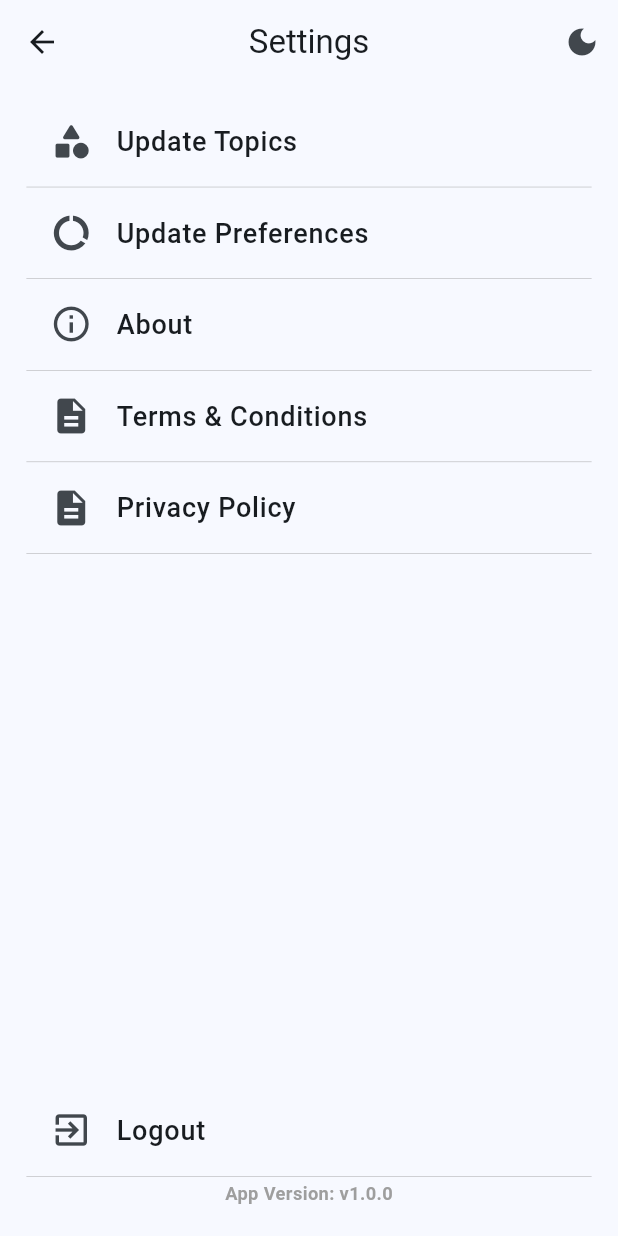
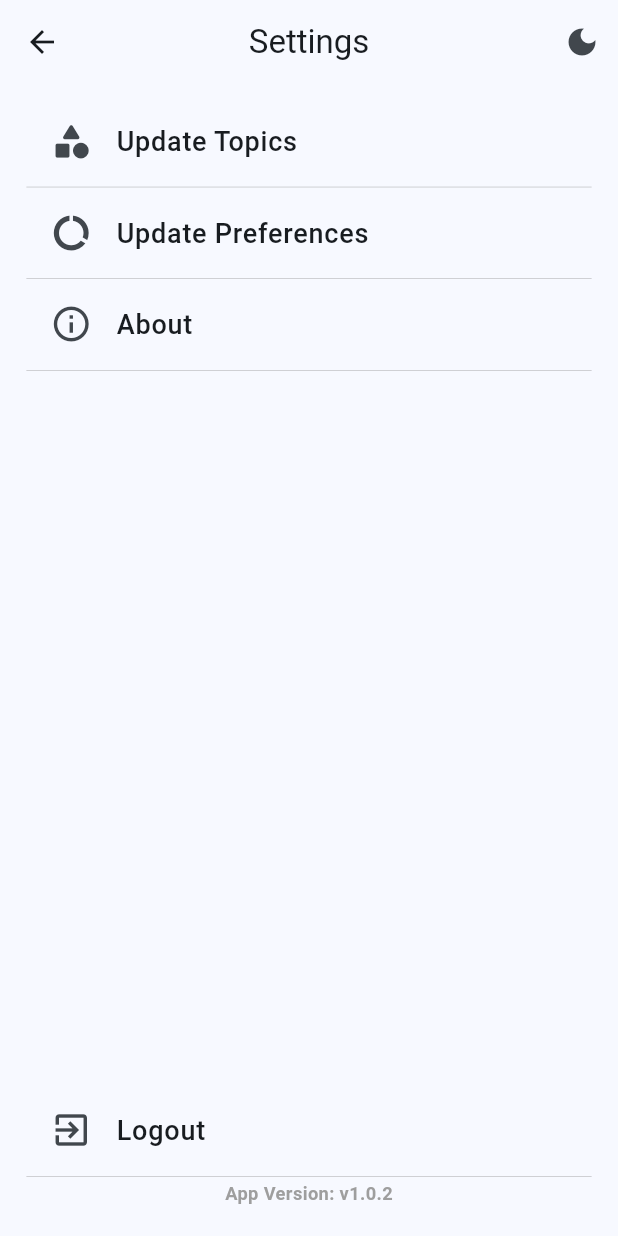
Before and after one commit to vp21-sudo/try_this, a Flutter app: the SettingsPage screen opened by its route, on a phone screen of 412 x 824 dp. Run offline on Flutter 3.47's test engine with Material 3 defaults, Android fonts, the phone set to English and light mode, and no system bars; our stand-ins replace flutter_markdown, flutter_screenutil, get, shared_preferences; accounts and stored records are empty.

Commit message:
release 1.0.2

```diff
--- a/lib/main.dart
+++ b/lib/main.dart
@@ -19,7 +19,6 @@ void main() async {
   WidgetsFlutterBinding.ensureInitialized();
   await loadThemePreference();
   String initialRoute = await getInitialRoute();
-  print(initialRoute);
   runApp(MyApp(initialRoute: initialRoute));
 }
 
--- a/lib/pages/settings_page.dart
+++ b/lib/pages/settings_page.dart
@@ -53,18 +53,8 @@ class SettingsPage extends StatelessWidget {
                     SettingsOptionWidget(
                       title: "About",
                       icon: Icons.info_outline,
-                      onTap: () => Get.snackbar("App Info", "Try This v1.0.0",
+                      onTap: () => Get.snackbar("App Info", "Try This v1.0.2",
                           snackPosition: SnackPosition.TOP),
-                    ),
-                    SettingsOptionWidget(
-                      title: "Terms & Conditions",
-                      icon: Icons.description,
-                      onTap: () => (Get.toNamed("/terms")),
-                    ),
-                    SettingsOptionWidget(
-                      title: "Privacy Policy",
-                      icon: Icons.description,
-                      onTap: () => (Get.toNamed("/privacy")),
                     ),
                   ],
                 ),
@@ -83,7 +73,7 @@ class SettingsPage extends StatelessWidget {
                         },
                       ),
                       Text(
-                        "App Version: v1.0.0",
+                        "App Version: v1.0.2",
                         style: TextStyle(
                           color: Colors.grey,
                           fontSize: 12.sp,
--- a/lib/utils/url.dart
+++ b/lib/utils/url.dart
@@ -4,8 +4,5 @@ Future<void> launchURL(String url) async {
   Uri uri = Uri.parse(url);
   if (await canLaunchUrl(uri)) {
     await launchUrl(uri, mode: LaunchMode.externalApplication);
-  } else {
-    print(await canLaunchUrl(uri));
-    print("could not launch URL:$uri");
-  }
+  } else {}
 }
```
Also changed, not shown: pubspec.yaml (+8 -71 lines), pubspec.lock, 4 other files.
